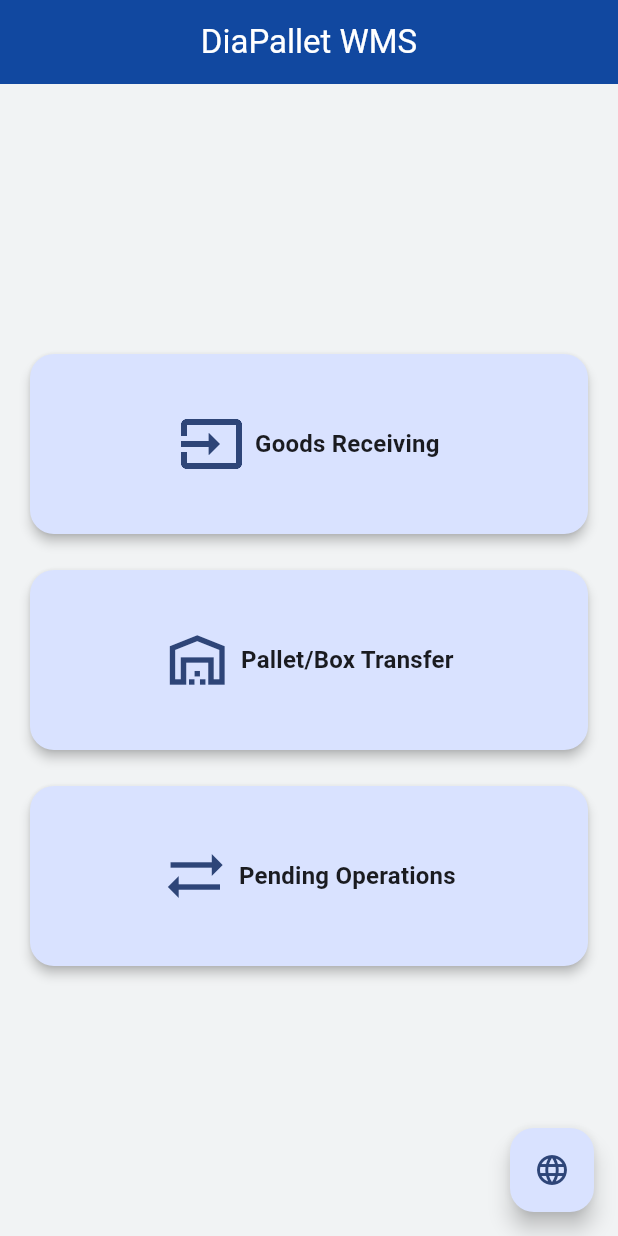
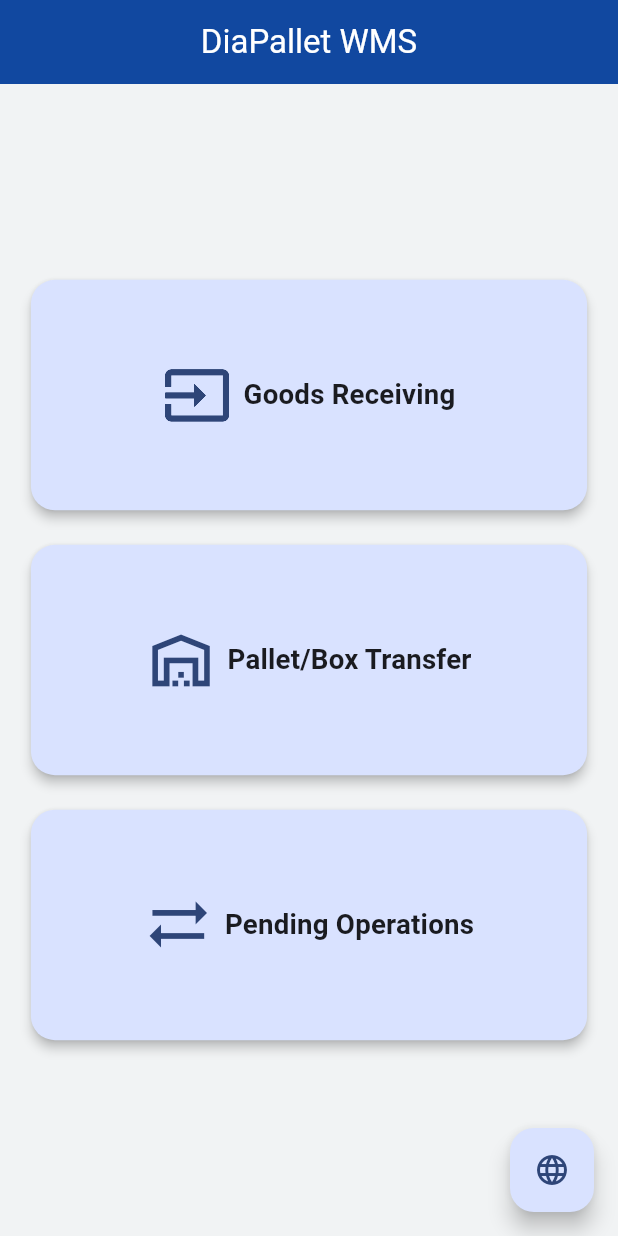
Before and after one commit to foxxafa/diapalet, a Flutter app: the screen it shows after launch, on a phone screen of 412 x 824 dp. Run offline on Flutter 3.47's test engine with Material 3 defaults, Android fonts, the phone set to English and light mode, and no system bars; our stand-ins replace connectivity_plus, dio, easy_localization, equatable, rxdart, sqflite; missing offline and left inert: mobile_scanner; accounts and stored records are empty.

Commit message:
ana sayfa dinamik ekran

```diff
--- a/lib/features/home/presentation/home_screen.dart
+++ b/lib/features/home/presentation/home_screen.dart
@@ -20,13 +20,24 @@ class HomeScreen extends StatelessWidget {
       appBar: SharedAppBar(
         title: 'home.title'.tr(),
       ),
-      body: Padding(
-        padding: const EdgeInsets.all(20.0),
+      body: LayoutBuilder(builder: (context, constraints) {
+        final double verticalPadding = constraints.maxHeight * 0.05;
+        final double horizontalPadding = constraints.maxWidth * 0.05;
+        final double spacing = constraints.maxHeight * 0.03;
+        final double buttonHeight = constraints.maxHeight * 0.20;
+
+        return Padding(
+          padding: EdgeInsets.symmetric(
+            vertical: verticalPadding,
+            horizontal: horizontalPadding,
+          ),
           child: Column(
             mainAxisAlignment: MainAxisAlignment.center,
             crossAxisAlignment: CrossAxisAlignment.stretch,
             children: [
-            _HomeButton(
+              SizedBox(
+                height: buttonHeight,
+                child: _HomeButton(
                   icon: Icons.input_outlined,
                   label: 'home.goods_receiving'.tr(),
                   onTap: () {
@@ -38,8 +49,11 @@ class HomeScreen extends StatelessWidget {
                     );
                   },
                 ),
-            const SizedBox(height: 24),
-            _HomeButton(
+              ),
+              SizedBox(height: spacing),
+              SizedBox(
+                height: buttonHeight,
+                child: _HomeButton(
                   icon: Icons.warehouse_outlined,
                   label: 'home.pallet_transfer'.tr(),
                   onTap: () {
@@ -51,8 +65,11 @@ class HomeScreen extends StatelessWidget {
                     );
                   },
                 ),
-            const SizedBox(height: 24),
-            _HomeButton(
+              ),
+              SizedBox(height: spacing),
+              SizedBox(
+                height: buttonHeight,
+                child: _HomeButton(
                   icon: Icons.sync_alt,
                   label: 'home.pending_operations'.tr(),
                   onTap: () {
@@ -64,9 +81,11 @@ class HomeScreen extends StatelessWidget {
                     );
                   },
                 ),
+              ),
             ],
           ),
-      ),
+        );
+      }),
       // Dil değiştirme butonu ve işlevselliği korundu.
       floatingActionButton: FloatingActionButton(
         onPressed: () {
@@ -115,25 +134,30 @@ class _HomeButton extends StatelessWidget {
   @override
   Widget build(BuildContext context) {
     final theme = Theme.of(context);
-    return SizedBox(
-      height: 120,
-      child: ElevatedButton.icon(
-        icon: Icon(icon, size: 44),
+    return LayoutBuilder(builder: (context, constraints) {
+      final double iconSize = constraints.maxHeight * 0.3;
+      final double fontSize = constraints.maxHeight * 0.12;
+
+      return ElevatedButton.icon(
+        icon: Icon(icon, size: iconSize),
         label: Text(
           label,
           textAlign: TextAlign.center,
-          style: theme.textTheme.titleMedium?.copyWith(fontWeight: FontWeight.w600),
+          style: theme.textTheme.titleMedium?.copyWith(
+            fontWeight: FontWeight.w600,
+            fontSize: fontSize,
+          ),
         ),
         onPressed: onTap,
         style: ElevatedButton.styleFrom(
           backgroundColor: theme.colorScheme.primaryContainer,
           foregroundColor: theme.colorScheme.onPrimaryContainer,
           padding: const EdgeInsets.symmetric(horizontal: 20, vertical: 16),
-          shape: RoundedRectangleBorder(borderRadius: BorderRadius.circular(16)),
+          shape:
+          RoundedRectangleBorder(borderRadius: BorderRadius.circular(16)),
           elevation: 3,
-          textStyle: const TextStyle(fontSize: 17),
-        ),
         ),
       );
+    });
   }
 }
```
Lines whose indentation alone changed are shown as unchanged.
